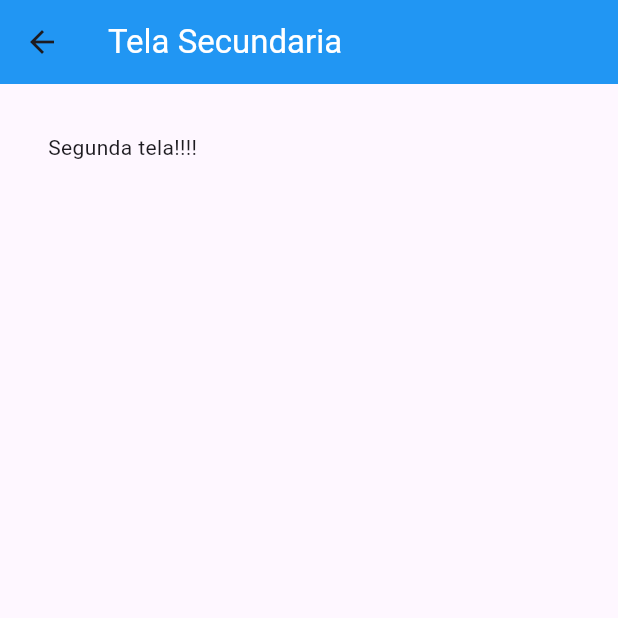
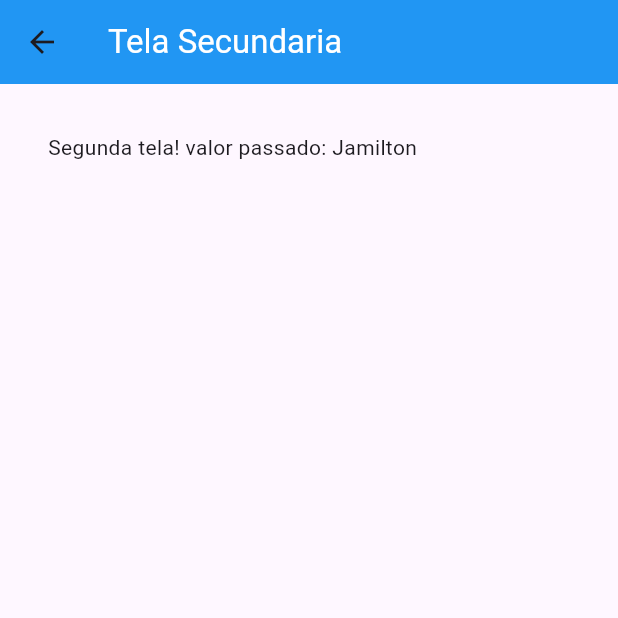
Before and after one commit to BRADDTELES/Formacao-Flutter, a Flutter app: the screen it shows after launch, after a tap on "Ir para a segunda tela", on a phone screen of 412 x 824 dp, the top half of it. Run offline on Flutter 3.47's test engine with Material 3 defaults, Android fonts, the light colour scheme and no system bars.

Commit message:
Passando dados entre telas

```diff
--- a/navecacao/lib/TelaSecundaria.dart
+++ b/navecacao/lib/TelaSecundaria.dart
@@ -1,13 +1,19 @@
 import 'package:flutter/material.dart';
 
 class TelaSecundaria extends StatefulWidget {
-  const TelaSecundaria({super.key});
+
+  String valor;
+
+  TelaSecundaria(this.valor,{super.key});
 
   @override
   State<TelaSecundaria> createState() => _TelaSecundariaState();
 }
 
 class _TelaSecundariaState extends State<TelaSecundaria> {
+
+
+
   @override
   Widget build(BuildContext context) {
     return Scaffold(
@@ -19,7 +25,7 @@ class _TelaSecundariaState extends State<TelaSecundaria> {
         padding: EdgeInsets.all(32),
         child: Column(
           children: [
-            Text('Segunda tela!!!!'),
+            Text('Segunda tela! valor passado: ${this.widget.valor}'),
           ],
         ),
       ),
--- a/navecacao/lib/main.dart
+++ b/navecacao/lib/main.dart
@@ -36,7 +36,7 @@ class _TelaPrincipalState extends State<TelaPrincipal> {
                 Navigator.push(
                     context,
                     MaterialPageRoute(
-                        builder: (context) => TelaSecundaria(),
+                        builder: (context) => TelaSecundaria("Jamilton"),
                     )
                 );
               },
```
